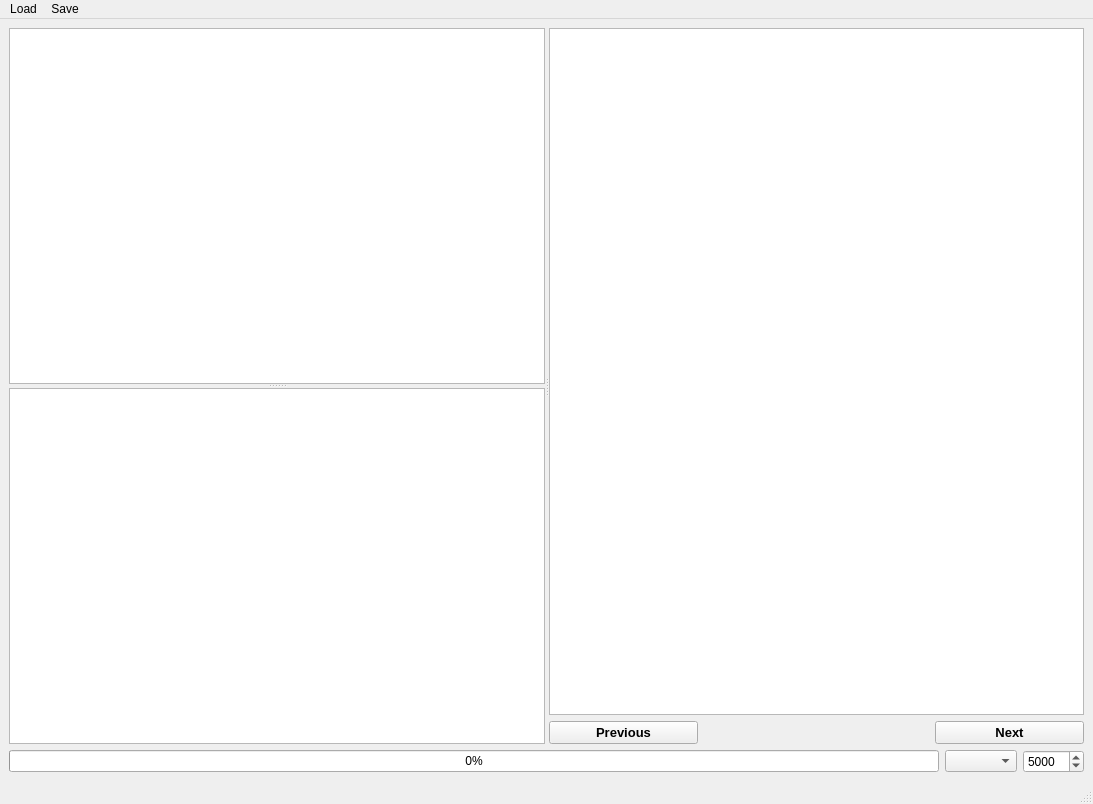
This is components/mainwindow.ui in masceron/Hanvi as Qt 5 draws it before an edit. The edited form follows.
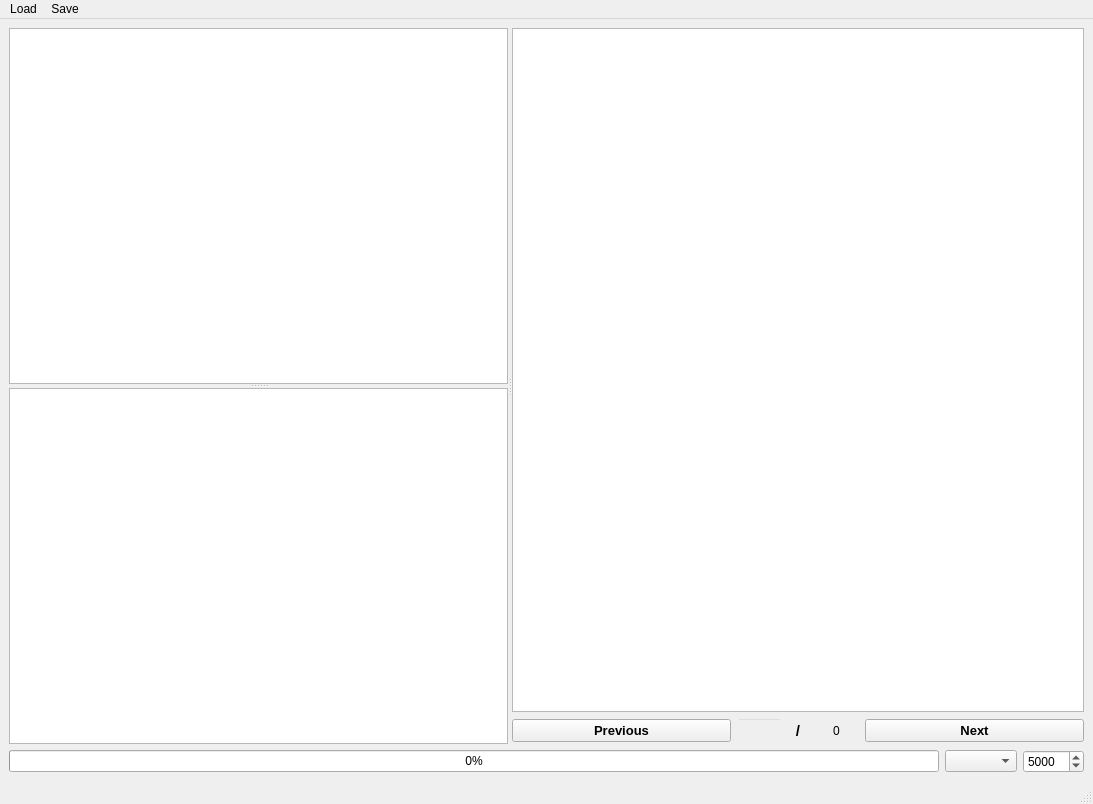
This is the edited form.

Commit message: Pagination controls

```diff
--- a/components/mainwindow.ui
+++ b/components/mainwindow.ui
@@ -14,9 +14,7 @@
    <string>MainWindow</string>
   </property>
   <widget class="QWidget" name="outer">
-   <layout class="QVBoxLayout" name="verticalLayout_3">
-    <item>
-     <layout class="QVBoxLayout" name="main" stretch="1,0">
+   <layout class="QVBoxLayout" name="verticalLayout" stretch="1,0">
       <item>
        <widget class="QSplitter" name="left_right">
         <property name="orientation">
@@ -46,8 +44,8 @@
           </property>
          </widget>
         </widget>
-        <widget class="QWidget" name="layoutWidget">
-         <layout class="QVBoxLayout" name="verticalLayout">
+      <widget class="QWidget" name="">
+       <layout class="QVBoxLayout" name="vn_out" stretch="1,0">
           <item>
            <widget class="QTextBrowser" name="vn_output">
             <property name="focusPolicy">
@@ -59,7 +57,7 @@
            </widget>
           </item>
           <item>
-           <layout class="QHBoxLayout" name="horizontalLayout" stretch="2,3,2">
+         <layout class="QHBoxLayout" name="page_control" stretch="1,0,1">
             <item>
              <widget class="QPushButton" name="previous_page">
               <property name="font">
@@ -77,20 +75,117 @@
              </widget>
             </item>
             <item>
-             <widget class="QLabel" name="current_page">
+           <layout class="QHBoxLayout" name="page_counter" stretch="0,1,0">
+            <property name="spacing">
+             <number>6</number>
+            </property>
+            <item>
+             <widget class="QLineEdit" name="current_page">
+              <property name="sizePolicy">
+               <sizepolicy hsizetype="Fixed" vsizetype="Preferred">
+                <horstretch>0</horstretch>
+                <verstretch>0</verstretch>
+               </sizepolicy>
+              </property>
+              <property name="minimumSize">
+               <size>
+                <width>45</width>
+                <height>0</height>
+               </size>
+              </property>
+              <property name="maximumSize">
+               <size>
+                <width>45</width>
+                <height>16777215</height>
+               </size>
+              </property>
               <property name="font">
                <font>
-                <pointsize>13</pointsize>
+                <family>Tahoma</family>
+                <pointsize>11</pointsize>
                 <bold>true</bold>
+                <kerning>false</kerning>
                </font>
               </property>
+              <property name="focusPolicy">
+               <enum>Qt::FocusPolicy::ClickFocus</enum>
+              </property>
+              <property name="styleSheet">
+               <string notr="true">background: transparent</string>
+              </property>
+              <property name="alignment">
+               <set>Qt::AlignmentFlag::AlignCenter</set>
+              </property>
+             </widget>
+            </item>
+            <item>
+             <widget class="QLabel" name="slash">
+              <property name="minimumSize">
+               <size>
+                <width>20</width>
+                <height>0</height>
+               </size>
+              </property>
+              <property name="maximumSize">
+               <size>
+                <width>20</width>
+                <height>16777215</height>
+               </size>
+              </property>
+              <property name="font">
+               <font>
+                <family>Tahoma</family>
+                <pointsize>11</pointsize>
+                <bold>true</bold>
+                <kerning>false</kerning>
+               </font>
+              </property>
+              <property name="focusPolicy">
+               <enum>Qt::FocusPolicy::ClickFocus</enum>
+              </property>
               <property name="text">
-               <string/>
+               <string>/</string>
               </property>
               <property name="alignment">
                <set>Qt::AlignmentFlag::AlignCenter</set>
               </property>
              </widget>
+            </item>
+            <item>
+             <widget class="QLabel" name="total_page">
+              <property name="sizePolicy">
+               <sizepolicy hsizetype="Fixed" vsizetype="Preferred">
+                <horstretch>0</horstretch>
+                <verstretch>0</verstretch>
+               </sizepolicy>
+              </property>
+              <property name="minimumSize">
+               <size>
+                <width>45</width>
+                <height>0</height>
+               </size>
+              </property>
+              <property name="maximumSize">
+               <size>
+                <width>45</width>
+                <height>16777215</height>
+               </size>
+              </property>
+              <property name="focusPolicy">
+               <enum>Qt::FocusPolicy::ClickFocus</enum>
+              </property>
+              <property name="styleSheet">
+               <string notr="true">font: 700 12pt &quot;Tahoma&quot;;</string>
+              </property>
+              <property name="text">
+               <string>0</string>
+              </property>
+              <property name="alignment">
+               <set>Qt::AlignmentFlag::AlignCenter</set>
+              </property>
+             </widget>
+            </item>
+           </layout>
             </item>
             <item>
              <widget class="QPushButton" name="next_page">
@@ -154,8 +249,6 @@
            <number>5000</number>
           </property>
          </widget>
-        </item>
-       </layout>
       </item>
      </layout>
     </item>
```
Lines whose indentation alone changed are shown as unchanged. The commit also changes 2 other files.
